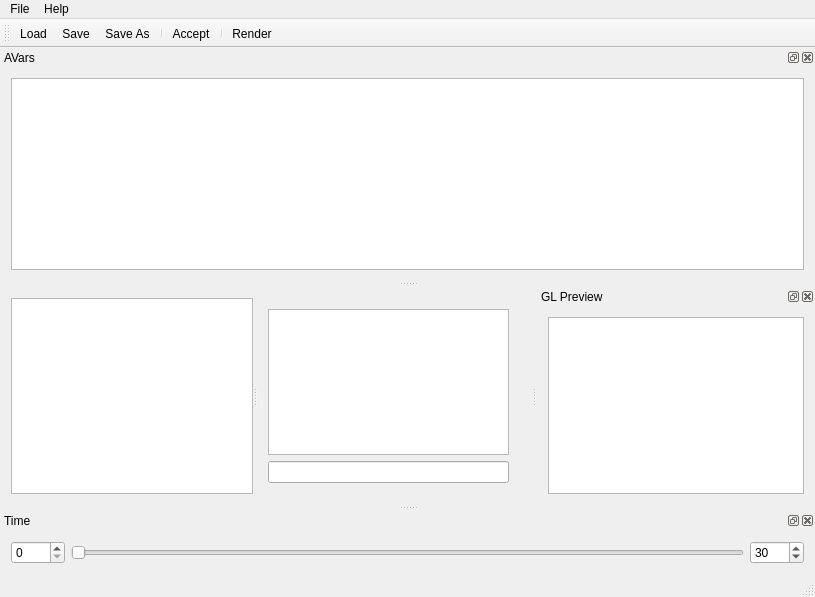
pgregory/giselle, file app/mainwindow.ui: the form before one commit.
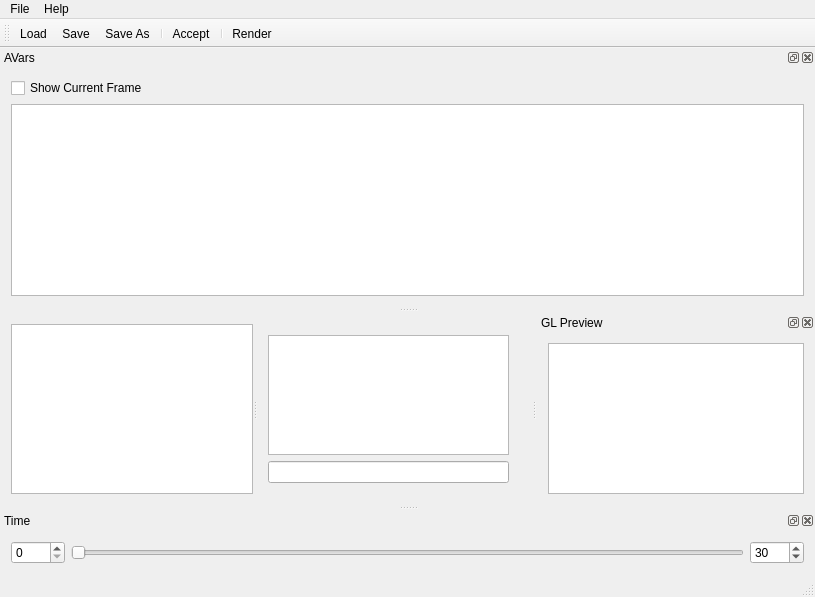
The form after the commit. Custom widgets are drawn as their Qt base class.

```diff
--- a/app/mainwindow.ui
+++ b/app/mainwindow.ui
@@ -117,7 +117,14 @@
     <number>4</number>
    </attribute>
    <widget class="QWidget" name="dockWidgetContents">
-    <layout class="QHBoxLayout" name="horizontalLayout_2">
+    <layout class="QVBoxLayout" name="verticalLayout_2">
+     <item>
+      <widget class="QCheckBox" name="lockCheck">
+       <property name="text">
+        <string>Show Current Frame</string>
+       </property>
+      </widget>
+     </item>
      <item>
       <widget class="AvarTableView" name="avarTableView">
        <property name="sizePolicy">
```
Left out of the diff: 2 changed lines with no effect on the pictures.
